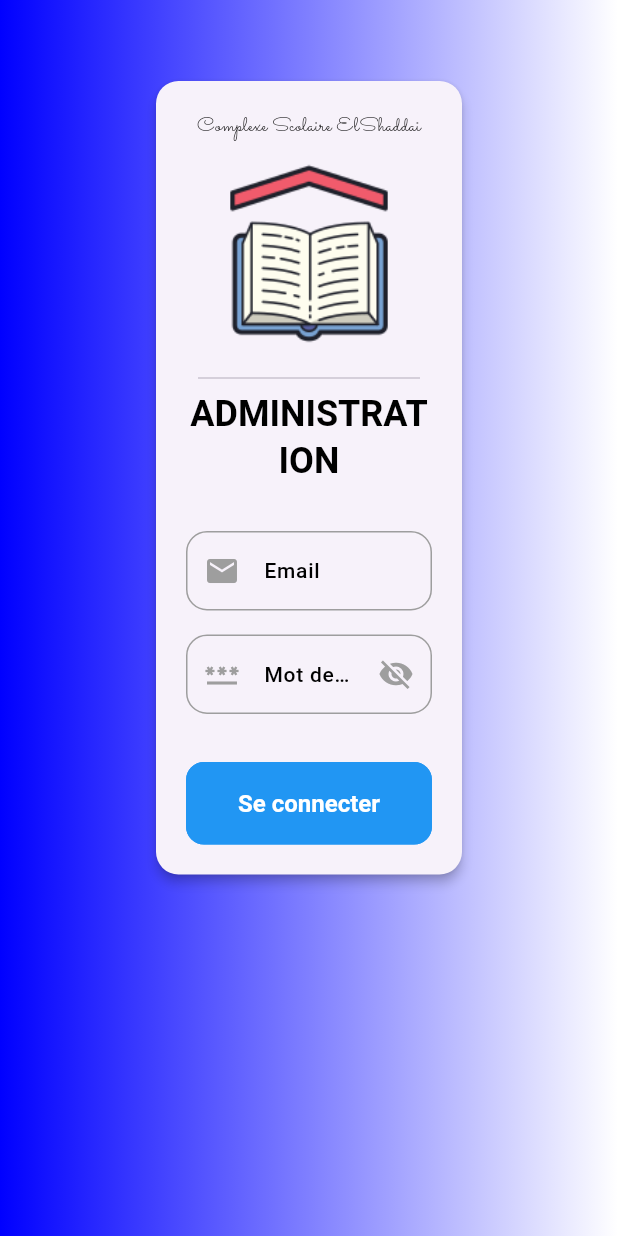
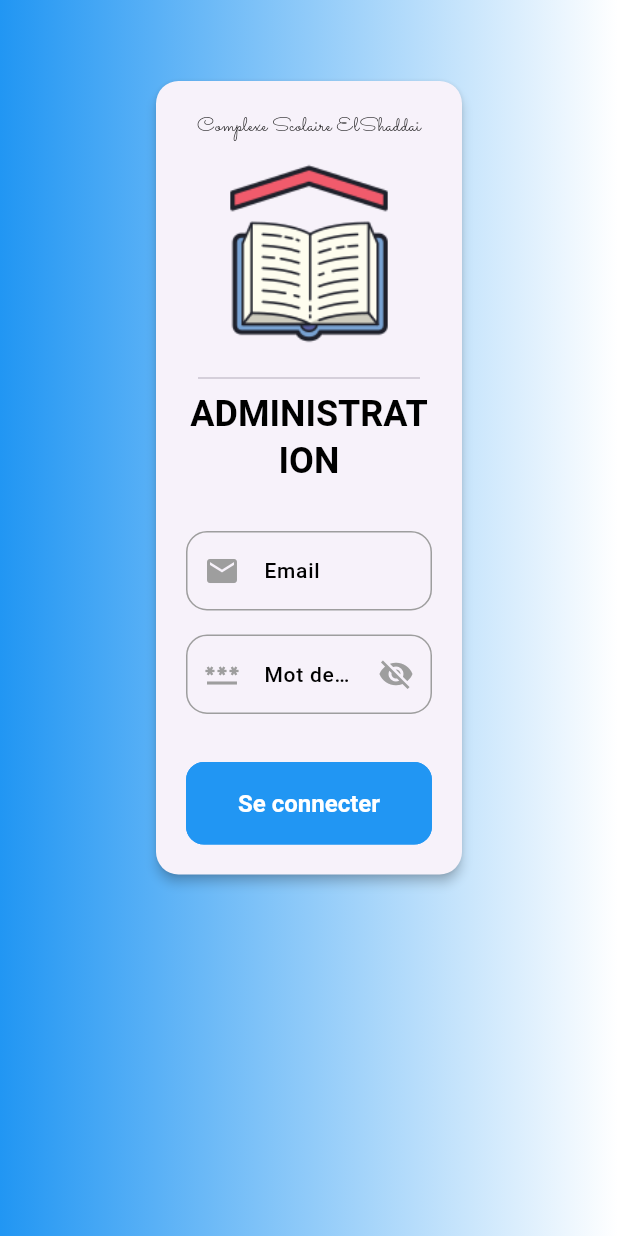
Before and after one commit to jguirou/elshaddai-edu-portal, a Flutter app: the screen it shows after launch, on a phone screen of 412 x 824 dp. Run offline on Flutter 3.47's test engine with Material 2 defaults, Android fonts, the phone set to English and light mode, and no system bars; our stand-ins replace bloc, cloud_firestore, easy_localization, easy_sidemenu, equatable, firebase_auth and 4 more; missing offline and left inert: expandable_datatable, multiselect; accounts and stored records are empty.

```diff
--- a/lib/presentation/authentication/login/ui/screen/login_screen.dart
+++ b/lib/presentation/authentication/login/ui/screen/login_screen.dart
@@ -31,7 +31,7 @@ class LoginScreen extends StatelessWidget {
                 gradient: LinearGradient(
                   begin: Alignment.centerLeft,
                   end: Alignment.centerRight,
-                  colors: [AppColors.primary, AppColors.white],
+                  colors: [Colors.blue, AppColors.white],
                 ),
               ),
               child: SafeArea(
```
Also changed, not shown: 1 other file.
